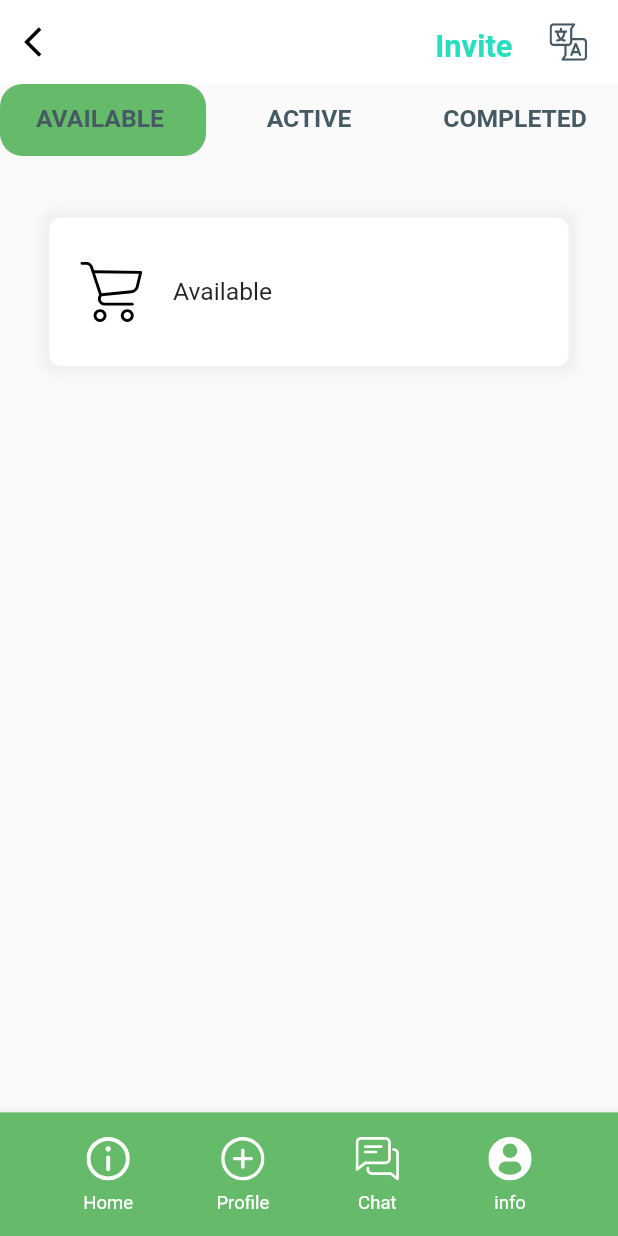
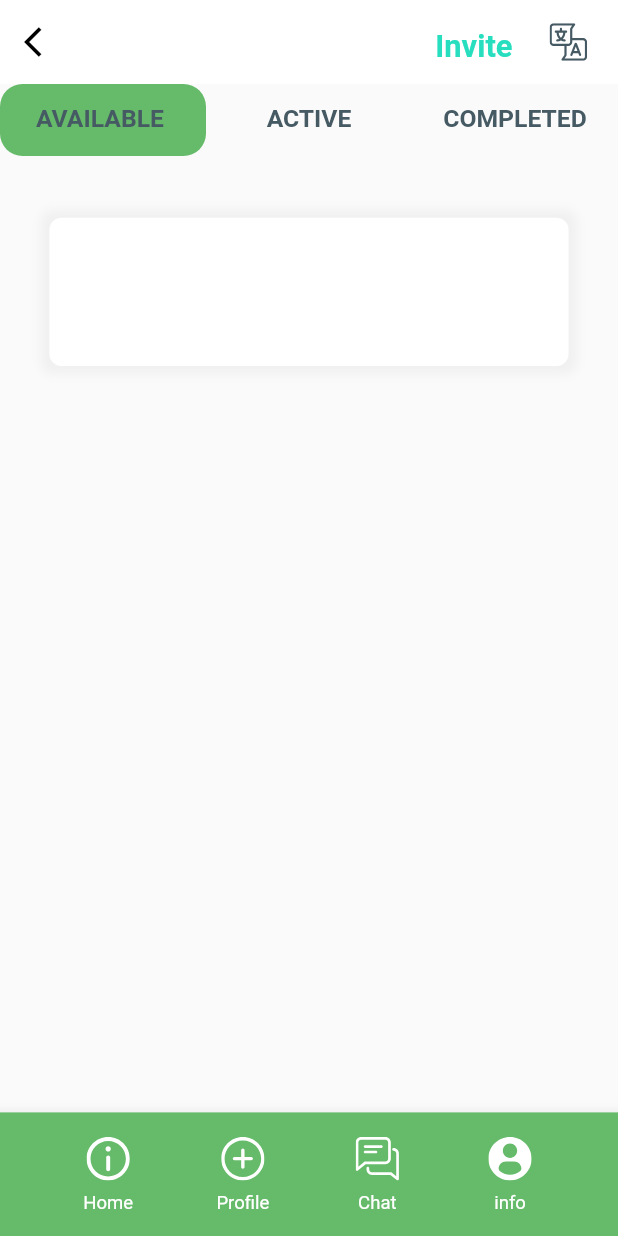
Before and after one commit to Kat001/postmasterdboy, a Flutter app: the screen it shows after launch, after a tap on "Login", on a phone screen of 412 x 824 dp. Run offline on Flutter 3.47's test engine with Material 2 defaults, Android fonts, the light colour scheme and no system bars; our stand-ins replace flutter_svg, image_cropper, image_picker, modal_bottom_sheet, simple_animations, sizer; project files that could hold a hidden picture were left out.

Commit message:
all paths are added

```diff
--- a/postmasterdboy/lib/screens/available.dart
+++ b/postmasterdboy/lib/screens/available.dart
@@ -108,67 +108,9 @@ class _AvailableState extends State<Available> {
                             child: Container(
                               child: Row(
                                 mainAxisAlignment: MainAxisAlignment.start,
-                              children: [
-                                Container(
-                                  margin: EdgeInsets.only(
-                                      left: displayWidth(context) * 0.05),
-                                  width: displayWidth(context) * 0.1,
-                                  height: displayHeight(context) * 0.05,
-                                  child: SvgPicture.asset(
-                                    cart,
-                                    color: Colors.black,
+                                children: [],
                               ),
-                                ),
-                                Container(
-                                  margin: EdgeInsets.only(
-                                      left: displayWidth(context) * 0.05,
-                                      top: displayHeight(context) * 0.015),
-                                  child: Column(
-                                    mainAxisAlignment: MainAxisAlignment.start,
-                                    crossAxisAlignment:
-                                        CrossAxisAlignment.start,
-                                    children: [
-                                      Container(
-                                        margin: EdgeInsets.only(
-                                            bottom:
-                                                displayHeight(context) * 0.01),
-                                        child: Text(
-                                          "",
-                                          style: TextStyle(
-                                            fontFamily: "RobotoBold",
-                                            fontSize:
-                                                displayWidth(context) * 0.04,
-                                          ),
-                                        ),
-                                      ),
-                                      Container(
-                                        margin: EdgeInsets.only(),
-                                        child: Text(
-                                          "Available",
-                                          style: TextStyle(
-                                            fontFamily: "Roboto",
-                                            fontSize:
-                                                displayWidth(context) * 0.04,
-                                          ),
-                                        ),
-                                      ),
-                                      Container(
-                                        child: Text(
-                                          "",
-                                          style: TextStyle(
-                                            fontFamily: "Roboto",
-                                            fontSize:
-                                                displayWidth(context) * 0.04,
-                                          ),
-                                        ),
-                                      ),
-                                    ],
-                                  ),
-                                )
-                              ],
-                            ),
-                          ),
-                        ),
+                            )),
                       ),
                     ]),
               ),
--- a/postmasterdboy/lib/screens/forgotpassword.dart
+++ b/postmasterdboy/lib/screens/forgotpassword.dart
@@ -11,6 +11,8 @@ import 'package:postmasterdboy/Components/animate.dart';
 
 import 'dart:async';
 import 'dart:convert';
+
+import 'package:postmasterdboy/screens/otpforgotpassword.dart';
 
 class Forgotpassword extends StatefulWidget {
   @override
@@ -106,7 +108,11 @@ class _ForgotpasswordState extends State<Forgotpassword> {
                   ),
                 ),
                 SizedBox(height: 25.0),
-                Container(
+                InkWell(
+                  onTap: () {
+                    Navigator.push(context, SlideRightRoute(page: Otpclass()));
+                  },
+                  child: Container(
                     margin: const EdgeInsets.only(left: 33.0, right: 33.0),
                     padding: const EdgeInsets.all(3.0),
                     decoration: BoxDecoration(
@@ -120,11 +126,12 @@ class _ForgotpasswordState extends State<Forgotpassword> {
                       child: Container(
                         margin: EdgeInsets.only(top: 15.0, bottom: 15.0),
                         child: Text(
-                        "Create Account",
+                          "Next",
                           style: TextStyle(
                               fontFamily: 'Roboto',
                               fontSize: 18,
                               color: Colors.white),
+                        ),
                       ),
                     ),
                   ),
--- a/postmasterdboy/lib/screens/homepage.dart
+++ b/postmasterdboy/lib/screens/homepage.dart
@@ -25,8 +25,8 @@ class _HomepageState extends State<Homepage> {
   int _currentstate = 0;
   final List<Widget> _children = [
     Available(),
+    Profile(),
     Chat(),
-    Profile(),
     Information(),
   ];
   // void onTappedBar(int index) {
--- a/postmasterdboy/lib/screens/login.dart
+++ b/postmasterdboy/lib/screens/login.dart
@@ -3,6 +3,7 @@ import 'package:flutter/cupertino.dart';
 
 import 'package:postmasterdboy/Components/toast_utils.dart';
 import 'package:postmasterdboy/Components/animate.dart';
+import 'package:postmasterdboy/screens/forgotpassword.dart';
 
 //import 'package:http/http.dart' as http;
 //import 'package:flutter/services.dart';
@@ -13,6 +14,7 @@ import 'dart:async';
 import 'dart:convert';
 
 import 'package:postmasterdboy/screens/homepage.dart';
+import 'package:postmasterdboy/screens/signup.dart';
 
 class Login extends StatefulWidget {
   @override
@@ -156,7 +158,11 @@ class _LoginState extends State<Login> {
                   ),
                 ),
                 SizedBox(height: 15.0),
-                Container(
+                InkWell(
+                  onTap: () {
+                    Navigator.push(context, SlideRightRoute(page: Signup()));
+                  },
+                  child: Container(
                     margin: const EdgeInsets.only(left: 33.0, right: 33.0),
                     padding: const EdgeInsets.all(3.0),
                     decoration: BoxDecoration(
@@ -179,6 +185,7 @@ class _LoginState extends State<Login> {
                       ),
                     ),
                   ),
+                ),
                 Container(
                   child: Row(
                     children: [
@@ -194,8 +201,8 @@ class _LoginState extends State<Login> {
                       ),
                       InkWell(
                         onTap: () {
-                          /* Navigator.push(
-                              context, SlideLeftRoute(page: ForgotPassword()));*/
+                          Navigator.push(
+                              context, SlideLeftRoute(page: Forgotpassword()));
                         },
                         child: Container(
                           margin: new EdgeInsets.only(
--- a/postmasterdboy/lib/screens/otpforgotpassword.dart
+++ b/postmasterdboy/lib/screens/otpforgotpassword.dart
@@ -4,6 +4,7 @@ import 'package:postmasterdboy/Components/customicons.dart';
 //import 'package:postmaster/Screens/SetPassword.dart';
 //import 'package:postmaster/Screens/Signup.dart';
 import 'package:postmasterdboy/Components/animate.dart';
+import 'package:postmasterdboy/screens/setforgotpassword.dart';
 
 class Otpclass extends StatefulWidget {
   @override
@@ -231,7 +232,11 @@ class _OtpclassState extends State<Otpclass> {
                     ],
                   )),
               SizedBox(height: 50.0),
-              Container(
+              InkWell(
+                onTap: () {
+                  Navigator.push(context, SlideLeftRoute(page: Setpassword()));
+                },
+                child: Container(
                   margin: const EdgeInsets.only(left: 33.0, right: 33.0),
                   padding: const EdgeInsets.all(3.0),
                   decoration: BoxDecoration(
@@ -250,6 +255,7 @@ class _OtpclassState extends State<Otpclass> {
                             fontFamily: 'Roboto',
                             fontSize: 18,
                             color: Colors.white),
+                      ),
                     ),
                   ),
                 ),
```
Also changed, not shown: 1 other file. Lines whose indentation alone changed are shown as unchanged.
